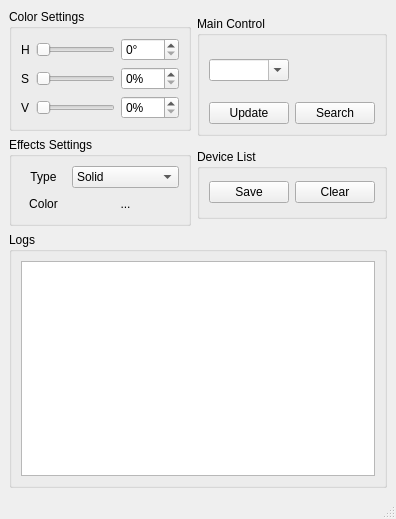
Qt form mainwindow.ui (PonchikCobaki/SCLED-public) before a commit.
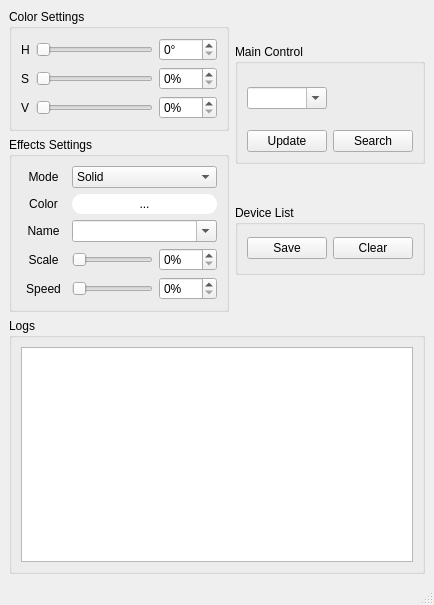
The same form after that commit. Icons and pictures are not drawn.

Commit message: Added a local data class, a file processing class, mode processing, and fixed bugs

Diff of the .ui file:
```diff
--- a/mainwindow.ui
+++ b/mainwindow.ui
@@ -6,8 +6,8 @@
    <rect>
     <x>0</x>
     <y>0</y>
-    <width>396</width>
-    <height>519</height>
+    <width>434</width>
+    <height>605</height>
    </rect>
   </property>
   <property name="sizePolicy">
@@ -123,83 +123,30 @@
           </property>
           <layout class="QVBoxLayout" name="verticalLayout_2">
            <item>
-            <layout class="QHBoxLayout" name="horizontalLayout">
-             <item>
-              <widget class="QLabel" name="label">
+            <layout class="QGridLayout" name="gridLayout_4">
+             <item row="2" column="1">
+              <widget class="QComboBox" name="gradientNameComboBox">
                <property name="sizePolicy">
-                <sizepolicy hsizetype="Maximum" vsizetype="Preferred">
+                <sizepolicy hsizetype="MinimumExpanding" vsizetype="Fixed">
                  <horstretch>0</horstretch>
                  <verstretch>0</verstretch>
                 </sizepolicy>
                </property>
-               <property name="maximumSize">
+               <property name="minimumSize">
                 <size>
-                 <width>45</width>
-                 <height>16777215</height>
+                 <width>100</width>
+                 <height>0</height>
                 </size>
                </property>
-               <property name="text">
-                <string>Type</string>
+               <property name="editable">
+                <bool>true</bool>
                </property>
-               <property name="alignment">
-                <set>Qt::AlignCenter</set>
-               </property>
-              </widget>
-             </item>
-             <item>
-              <widget class="QComboBox" name="comboBox">
                <property name="currentText">
-                <string>Solid</string>
+                <string/>
                </property>
-               <item>
-                <property name="text">
-                 <string>Solid</string>
-                </property>
-               </item>
-               <item>
-                <property name="text">
-                 <string>Blink</string>
-                </property>
-               </item>
-               <item>
-                <property name="text">
-                 <string>Gradient</string>
-                </property>
-               </item>
-               <item>
-                <property name="text">
-                 <string>Morning sun</string>
-                </property>
-               </item>
               </widget>
              </item>
-            </layout>
-           </item>
-           <item>
-            <layout class="QHBoxLayout" name="horizontalLayout_2">
-             <item>
-              <widget class="QLabel" name="label_2">
-               <property name="sizePolicy">
-                <sizepolicy hsizetype="Maximum" vsizetype="Preferred">
-                 <horstretch>0</horstretch>
-                 <verstretch>0</verstretch>
-                </sizepolicy>
-               </property>
-               <property name="maximumSize">
-                <size>
-                 <width>45</width>
-                 <height>16777215</height>
-                </size>
-               </property>
-               <property name="text">
-                <string>Color</string>
-               </property>
-               <property name="alignment">
-                <set>Qt::AlignCenter</set>
-               </property>
-              </widget>
-             </item>
-             <item>
+             <item row="1" column="1">
               <widget class="QPushButton" name="colorPushButton">
                <property name="sizePolicy">
                 <sizepolicy hsizetype="Minimum" vsizetype="Minimum">
@@ -219,6 +166,10 @@
                  <height>16777215</height>
                 </size>
                </property>
+               <property name="styleSheet">
+                <string notr="true">background-color: white;
+border-radius: 10px;</string>
+               </property>
                <property name="text">
                 <string>...</string>
                </property>
@@ -227,6 +178,221 @@
                </property>
               </widget>
              </item>
+             <item row="4" column="0">
+              <widget class="QLabel" name="speedLabel">
+               <property name="sizePolicy">
+                <sizepolicy hsizetype="Minimum" vsizetype="Preferred">
+                 <horstretch>0</horstretch>
+                 <verstretch>0</verstretch>
+                </sizepolicy>
+               </property>
+               <property name="minimumSize">
+                <size>
+                 <width>45</width>
+                 <height>0</height>
+                </size>
+               </property>
+               <property name="maximumSize">
+                <size>
+                 <width>16777215</width>
+                 <height>16777215</height>
+                </size>
+               </property>
+               <property name="text">
+                <string>Speed</string>
+               </property>
+               <property name="alignment">
+                <set>Qt::AlignCenter</set>
+               </property>
+              </widget>
+             </item>
+             <item row="4" column="1">
+              <layout class="QHBoxLayout" name="horizontalLayout">
+               <item>
+                <widget class="QSlider" name="horizontalSliderSpeed">
+                 <property name="maximum">
+                  <number>100</number>
+                 </property>
+                 <property name="orientation">
+                  <enum>Qt::Horizontal</enum>
+                 </property>
+                </widget>
+               </item>
+               <item>
+                <widget class="QSpinBox" name="spinBoxSpeed">
+                 <property name="suffix">
+                  <string>%</string>
+                 </property>
+                 <property name="maximum">
+                  <number>100</number>
+                 </property>
+                </widget>
+               </item>
+              </layout>
+             </item>
+             <item row="1" column="0">
+              <widget class="QLabel" name="colorLabel">
+               <property name="sizePolicy">
+                <sizepolicy hsizetype="Minimum" vsizetype="Preferred">
+                 <horstretch>0</horstretch>
+                 <verstretch>0</verstretch>
+                </sizepolicy>
+               </property>
+               <property name="minimumSize">
+                <size>
+                 <width>45</width>
+                 <height>0</height>
+                </size>
+               </property>
+               <property name="maximumSize">
+                <size>
+                 <width>16777215</width>
+                 <height>16777215</height>
+                </size>
+               </property>
+               <property name="text">
+                <string>Color</string>
+               </property>
+               <property name="alignment">
+                <set>Qt::AlignCenter</set>
+               </property>
+              </widget>
+             </item>
+             <item row="0" column="0">
+              <widget class="QLabel" name="modeLabel">
+               <property name="sizePolicy">
+                <sizepolicy hsizetype="Minimum" vsizetype="Preferred">
+                 <horstretch>0</horstretch>
+                 <verstretch>0</verstretch>
+                </sizepolicy>
+               </property>
+               <property name="minimumSize">
+                <size>
+                 <width>45</width>
+                 <height>0</height>
+                </size>
+               </property>
+               <property name="maximumSize">
+                <size>
+                 <width>16777215</width>
+                 <height>16777215</height>
+                </size>
+               </property>
+               <property name="text">
+                <string>Mode</string>
+               </property>
+               <property name="alignment">
+                <set>Qt::AlignCenter</set>
+               </property>
+              </widget>
+             </item>
+             <item row="2" column="0">
+              <widget class="QLabel" name="gradientNameLabel">
+               <property name="sizePolicy">
+                <sizepolicy hsizetype="Minimum" vsizetype="Preferred">
+                 <horstretch>0</horstretch>
+                 <verstretch>0</verstretch>
+                </sizepolicy>
+               </property>
+               <property name="minimumSize">
+                <size>
+                 <width>45</width>
+                 <height>0</height>
+                </size>
+               </property>
+               <property name="maximumSize">
+                <size>
+                 <width>16777215</width>
+                 <height>16777215</height>
+                </size>
+               </property>
+               <property name="text">
+                <string>Name</string>
+               </property>
+               <property name="alignment">
+                <set>Qt::AlignCenter</set>
+               </property>
+              </widget>
+             </item>
+             <item row="0" column="1">
+              <widget class="QComboBox" name="modeComboBox">
+               <property name="currentText">
+                <string>Solid</string>
+               </property>
+               <item>
+                <property name="text">
+                 <string>Solid</string>
+                </property>
+               </item>
+               <item>
+                <property name="text">
+                 <string>Blink</string>
+                </property>
+               </item>
+               <item>
+                <property name="text">
+                 <string>Gradient</string>
+                </property>
+               </item>
+               <item>
+                <property name="text">
+                 <string>Sunrise</string>
+                </property>
+               </item>
+              </widget>
+             </item>
+             <item row="3" column="0">
+              <widget class="QLabel" name="gradientNameLabel_3">
+               <property name="sizePolicy">
+                <sizepolicy hsizetype="Minimum" vsizetype="Preferred">
+                 <horstretch>0</horstretch>
+                 <verstretch>0</verstretch>
+                </sizepolicy>
+               </property>
+               <property name="minimumSize">
+                <size>
+                 <width>45</width>
+                 <height>0</height>
+                </size>
+               </property>
+               <property name="maximumSize">
+                <size>
+                 <width>16777215</width>
+                 <height>16777215</height>
+                </size>
+               </property>
+               <property name="text">
+                <string>Scale</string>
+               </property>
+               <property name="alignment">
+                <set>Qt::AlignCenter</set>
+               </property>
+              </widget>
+             </item>
+             <item row="3" column="1">
+              <layout class="QHBoxLayout" name="horizontalLayoutScaleSlider">
+               <item>
+                <widget class="QSlider" name="horizontalSliderScale">
+                 <property name="maximum">
+                  <number>100</number>
+                 </property>
+                 <property name="orientation">
+                  <enum>Qt::Horizontal</enum>
+                 </property>
+                </widget>
+               </item>
+               <item>
+                <widget class="QSpinBox" name="spinBoxScale">
+                 <property name="suffix">
+                  <string>%</string>
+                 </property>
+                 <property name="maximum">
+                  <number>100</number>
+                 </property>
+                </widget>
+               </item>
+              </layout>
+             </item>
             </layout>
            </item>
           </layout>
```
Left out of the diff: 120 changed lines with no effect on the pictures. The commit also changes 10 other files.
